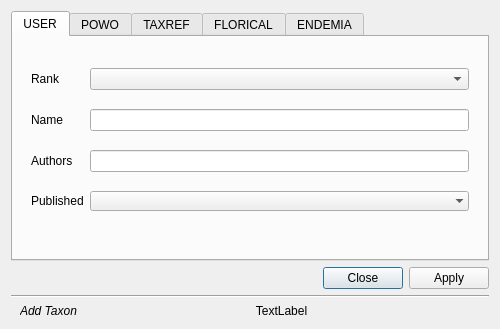
Qt form ui/pn_addtaxa.ui (PhilippeBko/taxa_occ) before a commit.
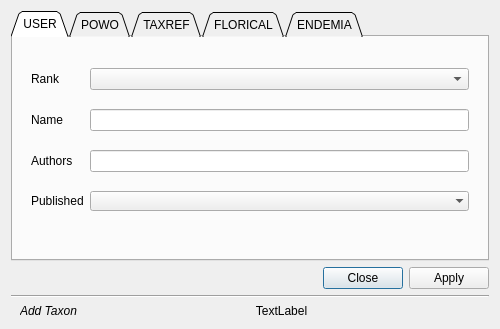
The same form after that commit.

What changed in the file:
```diff
--- a/ui/pn_addtaxa.ui
+++ b/ui/pn_addtaxa.ui
@@ -98,7 +98,7 @@
       <enum>QTabWidget::North</enum>
      </property>
      <property name="tabShape">
-      <enum>QTabWidget::Rounded</enum>
+      <enum>QTabWidget::Triangular</enum>
      </property>
      <property name="currentIndex">
       <number>0</number>
```
